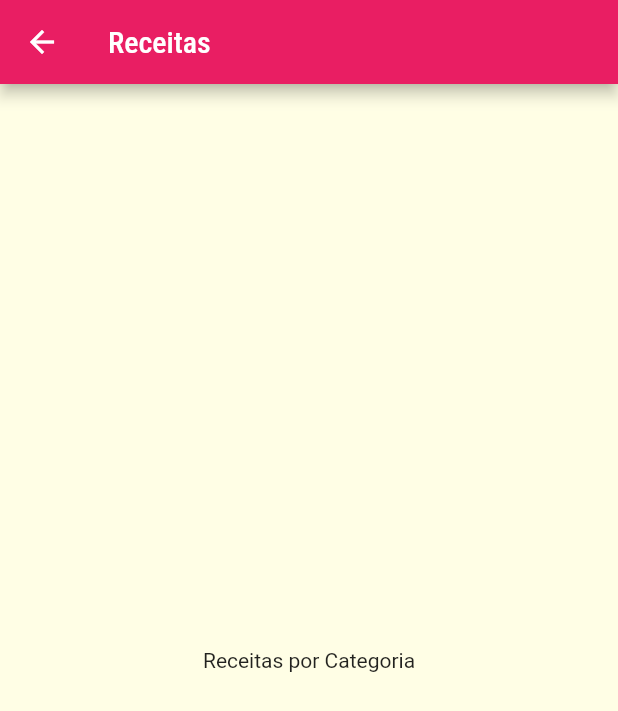
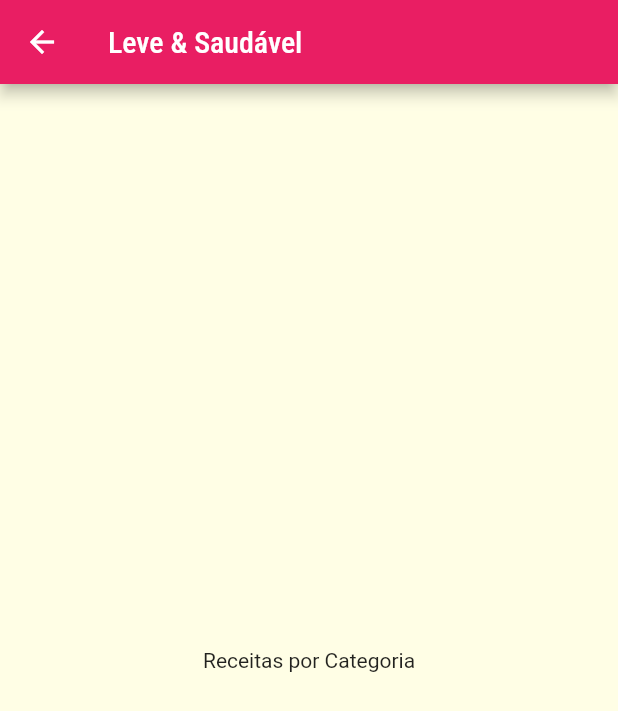
Before and after one commit to DeusdedithJhunior/App-Refeicoes-Receitas-Android-IOS, a Flutter app: the screen it shows after launch, after a tap on "Leve & Saudável", on a phone screen of 412 x 824 dp. Shown: the top 711 px of the screen. Run offline on Flutter 3.47's test engine with Material 2 defaults, Android fonts, the phone set to English and light mode, and no system bars.

```diff
--- a/AppMeals/meals/lib/components/category_item.dart
+++ b/AppMeals/meals/lib/components/category_item.dart
@@ -18,7 +18,7 @@ class CategoryItem extends StatelessWidget {
     Navigator.of(context).push(
       MaterialPageRoute(
         builder: (_) {
-          return const CategoriesMealsScreen();
+          return CategoriesMealsScreen(category);
         },
       ),
     );
--- a/AppMeals/meals/lib/screens/categories_meals_screen.dart
+++ b/AppMeals/meals/lib/screens/categories_meals_screen.dart
@@ -1,17 +1,19 @@
 import 'package:flutter/material.dart';
+import '../models/category.dart';
 
 //aqui será a classe que terá todas as comidas referentes as suas
 //respectivas categorias
 class CategoriesMealsScreen extends StatelessWidget {
-  const CategoriesMealsScreen({
-    Key? key,
-  }) : super(key: key);
+  final Category category;
+
+  // ignore: use_key_in_widget_constructors
+  const CategoriesMealsScreen(this.category);
 
   @override
   Widget build(BuildContext context) {
     return Scaffold(
       appBar: AppBar(
-        title: const Text('Receitas'),
+        title: Text(category.title),
       ),
       body: const Center(
         child: Text('Receitas por Categoria'),
```
